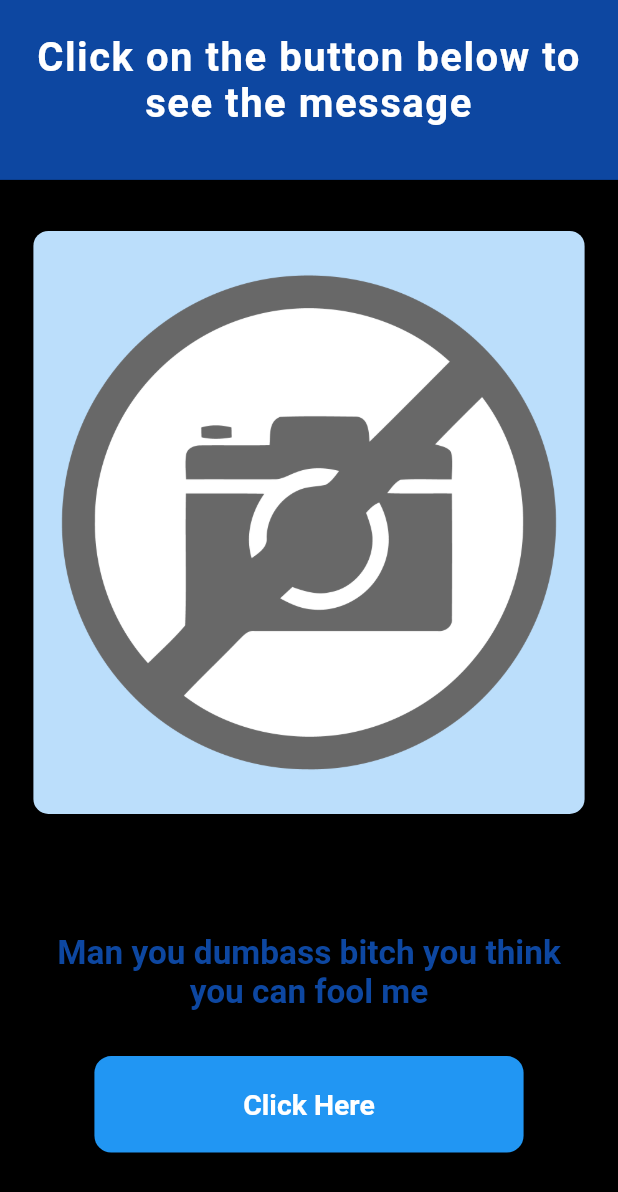
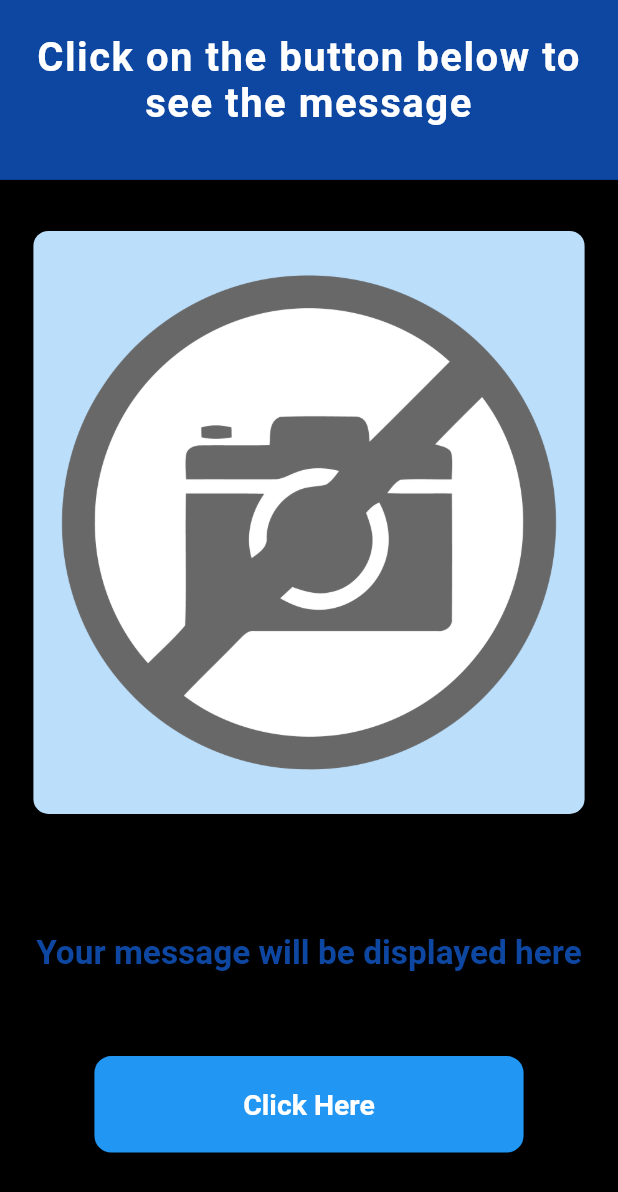
Before and after one commit to KJKR73/Proply-App, a Flutter app: the screen it shows once a user with an empty profile is signed in, after a tap on an icon or button, on a phone screen of 412 x 824 dp. Shown: the top 1192 px of the screen. Run offline on Flutter 3.47's test engine with Material 2 defaults, Android fonts, the phone set to English and light mode, and no system bars; our stand-ins replace device_preview, firebase_auth, fluttertoast, image_picker, shared_preferences; accounts and stored records are empty; network calls fail; project files that could hold a hidden picture were left out.

Commit message:
final changes

```diff
--- a/lib/screens/authenticate/register.dart
+++ b/lib/screens/authenticate/register.dart
@@ -75,8 +75,9 @@ class _RegisterState extends State<Register> {
                               validator: (val) =>
                                   val.isEmpty ? 'Enter a valid Email' : null,
                               style: TextStyle(
-                                color: Colors.black,
+                                color: Colors.white,
                                 fontSize: factor * 18.0,
+                                fontWeight: FontWeight.bold,
                               ),
                               decoration: inputDecorationForm(factor)
                                   .copyWith(hintText: 'Enter Email'),
@@ -102,9 +103,9 @@ class _RegisterState extends State<Register> {
                                   ? 'Invalid or empty password'
                                   : null,
                               style: TextStyle(
-                                color: Colors.black,
-                                fontSize: factor * 18.0,
-                              ),
+                                  color: Colors.white,
+                                  fontSize: factor * 18.0,
+                                  fontWeight: FontWeight.bold),
                               decoration: inputDecorationForm(factor)
                                   .copyWith(hintText: 'Enter Password'),
                               onChanged: (val) {
--- a/lib/screens/authenticate/sign_in.dart
+++ b/lib/screens/authenticate/sign_in.dart
@@ -28,6 +28,7 @@ class _SignInState extends State<SignIn> {
     var width = MediaQuery.of(context).size.width;
     var factor = 1 / 740.0 * height;
     return Scaffold(
+      resizeToAvoidBottomPadding: false,
       backgroundColor: Colors.black,
       body: SafeArea(
         child: Container(
@@ -76,8 +77,9 @@ class _SignInState extends State<SignIn> {
                               validator: (val) =>
                                   val.isEmpty ? 'Enter a valid Email' : null,
                               style: TextStyle(
-                                color: Colors.black,
+                                color: Colors.white,
                                 fontSize: factor * 18.0,
+                                fontWeight: FontWeight.bold,
                               ),
                               decoration: inputDecorationForm(factor)
                                   .copyWith(hintText: 'Enter Email'),
@@ -103,8 +105,9 @@ class _SignInState extends State<SignIn> {
                                   ? 'Invalid or empty password'
                                   : null,
                               style: TextStyle(
-                                color: Colors.black,
+                                color: Colors.white,
                                 fontSize: factor * 18.0,
+                                fontWeight: FontWeight.bold,
                               ),
                               decoration: inputDecorationForm(factor)
                                   .copyWith(hintText: 'Enter Password'),
--- a/lib/screens/ml_tasks/task1.dart
+++ b/lib/screens/ml_tasks/task1.dart
@@ -5,6 +5,7 @@ import 'package:ethinicty_recognition_app/shared/constant.dart';
 import 'package:flutter/material.dart';
 import 'package:http/http.dart';
 import 'package:image_picker/image_picker.dart';
+import 'package:fluttertoast/fluttertoast.dart';
 
 class MLTask1 extends StatefulWidget {
   @override
@@ -48,6 +49,7 @@ class _MLTask1State extends State<MLTask1> {
   var randIndex = new Random();
   final picker = ImagePicker();
   Future _getImage() async {
+    try {
       dynamic imageFile = await picker.getImage(
         source: ImageSource.camera,
         maxHeight: 500,
@@ -79,6 +81,17 @@ class _MLTask1State extends State<MLTask1> {
         index = randIndex.nextInt(tags.length - 1);
         reset = true;
       });
+    } catch (e) {
+      Fluttertoast.showToast(
+        msg: "Error: Photo not found or face not detected in photo",
+        toastLength: Toast.LENGTH_SHORT,
+        gravity: ToastGravity.CENTER,
+        timeInSecForIosWeb: 1,
+        backgroundColor: Colors.red,
+        textColor: Colors.black,
+        fontSize: 16.0,
+      );
+    }
   }
 
   @override
@@ -93,8 +106,8 @@ class _MLTask1State extends State<MLTask1> {
         vertical: 0,
       ),
       child: Text(
-        (_image == null) || (_humanCheck == "0")
-            ? 'Your message will be displayed here'
+        (_image == null)
+            ? 'Click on the button below to see the message'
             : tags[this.index].toString(),
         textAlign: TextAlign.center,
         style: TextStyle(
@@ -177,7 +190,7 @@ class _MLTask1State extends State<MLTask1> {
                             vertical: 0,
                           ),
                           child: Text(
-                            'Man you dumbass bitch you think you can fool me',
+                            'Your message will be displayed here',
                             textAlign: TextAlign.center,
                             style: TextStyle(
                               color: Colors.blue[900],
--- a/pubspec.yaml
+++ b/pubspec.yaml
@@ -39,6 +39,7 @@ dependencies:
   path_provider: 1.6.11
   device_preview: ^0.4.7
   flutter_launcher_icons: ^0.7.5
+  fluttertoast: ^7.0.2
 
 dev_dependencies:
   flutter_test:
```
Also changed, not shown: lib/screens/ml_tasks/task2.dart (+10 -0 lines), pubspec.lock, 1 other file. Lines whose indentation alone changed are shown as unchanged.
